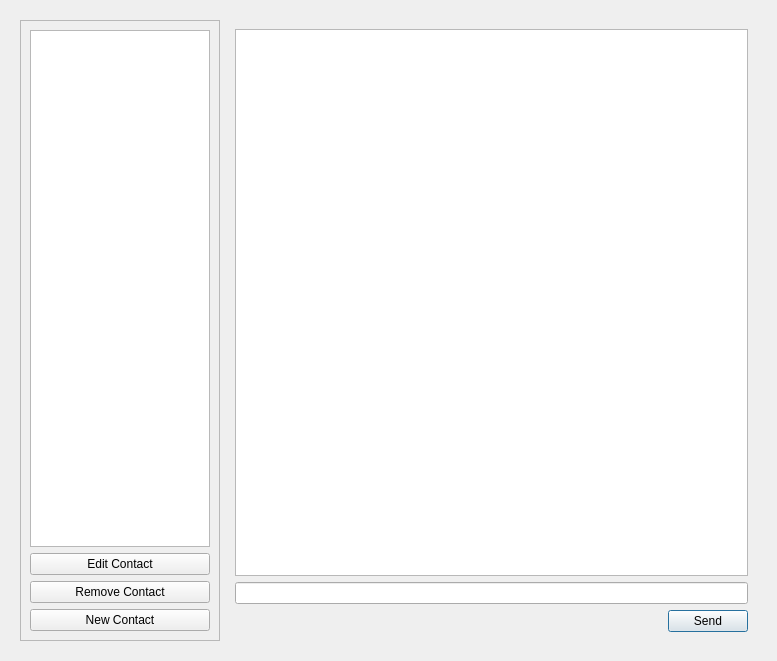
PaulaRudy/AnonyChat, file AnonyChatGui/chatdialog.ui: the form before one commit.
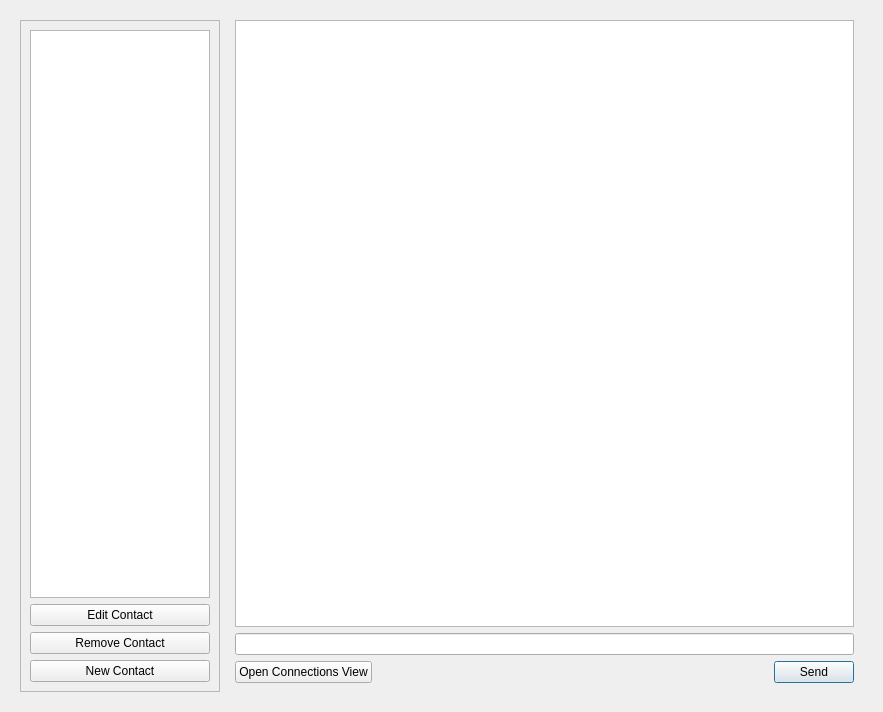
The form after the commit.

Commit message:
Finished chat view of the basic GUI. Could use some comments, though.
This commit closes issue #4

Patch:
```diff
--- a/AnonyChatGui/chatdialog.ui
+++ b/AnonyChatGui/chatdialog.ui
@@ -6,10 +6,16 @@
    <rect>
     <x>0</x>
     <y>0</y>
-    <width>777</width>
-    <height>661</height>
+    <width>883</width>
+    <height>712</height>
    </rect>
   </property>
+  <property name="sizePolicy">
+   <sizepolicy hsizetype="Expanding" vsizetype="Expanding">
+    <horstretch>0</horstretch>
+    <verstretch>3</verstretch>
+   </sizepolicy>
+  </property>
   <property name="windowTitle">
    <string>Chat</string>
   </property>
@@ -25,7 +31,7 @@
        <verstretch>0</verstretch>
       </sizepolicy>
      </property>
-     <layout class="QHBoxLayout" name="horizontalLayout_2">
+     <layout class="QHBoxLayout" name="horizontalLayout">
       <item>
        <widget class="QWidget" name="messageAndHistoryWidget" native="true">
         <property name="sizePolicy">
@@ -35,6 +41,9 @@
          </sizepolicy>
         </property>
         <layout class="QVBoxLayout" name="verticalLayout">
+         <property name="topMargin">
+          <number>0</number>
+         </property>
          <item>
           <widget class="QTextEdit" name="textEdit">
            <property name="focusPolicy">
@@ -65,6 +74,21 @@
           </widget>
          </item>
          <item>
+          <widget class="QWidget" name="belowMessageAreaButtonsWidget" native="true">
+           <layout class="QHBoxLayout" name="horizontalLayout_2">
+            <property name="leftMargin">
+             <number>0</number>
+            </property>
+            <property name="topMargin">
+             <number>0</number>
+            </property>
+            <property name="rightMargin">
+             <number>0</number>
+            </property>
+            <property name="bottomMargin">
+             <number>0</number>
+            </property>
+            <item>
           <widget class="QPushButton" name="sendButton">
            <property name="sizePolicy">
             <sizepolicy hsizetype="Fixed" vsizetype="Fixed">
@@ -77,8 +101,39 @@
            </property>
           </widget>
          </item>
-        </layout>
-        <zorder>lineEdit</zorder>
+            <item>
+             <spacer name="horizontalSpacer">
+              <property name="orientation">
+               <enum>Qt::Horizontal</enum>
+              </property>
+              <property name="sizeHint" stdset="0">
+               <size>
+                <width>40</width>
+                <height>20</height>
+               </size>
+              </property>
+             </spacer>
+            </item>
+            <item>
+             <widget class="QPushButton" name="openConnectionsViewButton">
+              <property name="sizePolicy">
+               <sizepolicy hsizetype="Fixed" vsizetype="Fixed">
+                <horstretch>0</horstretch>
+                <verstretch>0</verstretch>
+               </sizepolicy>
+              </property>
+              <property name="layoutDirection">
+               <enum>Qt::RightToLeft</enum>
+              </property>
+              <property name="text">
+               <string>Open Connections View</string>
+              </property>
+             </widget>
+            </item>
+           </layout>
+          </widget>
+         </item>
+        </layout>
         <zorder>lineEdit</zorder>
         <zorder>textEdit</zorder>
         <zorder>sendButton</zorder>
@@ -96,7 +151,7 @@
          <enum>QFrame::StyledPanel</enum>
         </property>
         <property name="frameShadow">
-         <enum>QFrame::Raised</enum>
+         <enum>QFrame::Sunken</enum>
         </property>
         <layout class="QVBoxLayout" name="verticalLayout_2">
          <item>
```
Left out of the diff: 6 changed lines with no effect on the pictures. Lines whose indentation alone changed are shown as unchanged. The commit also changes 1 other file.
